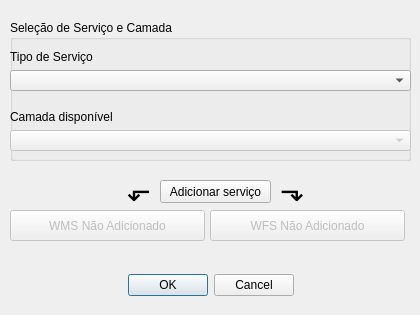
Qt form layer_selection_dialog_base.ui (maviz991/qgis-geometadata-plugin) before a commit.
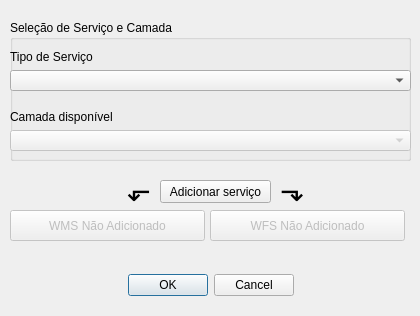
The same form after that commit. Icons and pictures are not drawn.

Diff of the .ui file:
```diff
--- a/layer_selection_dialog_base.ui
+++ b/layer_selection_dialog_base.ui
@@ -7,7 +7,7 @@
     <x>0</x>
     <y>0</y>
     <width>420</width>
-    <height>315</height>
+    <height>316</height>
    </rect>
   </property>
   <property name="windowTitle">
```
